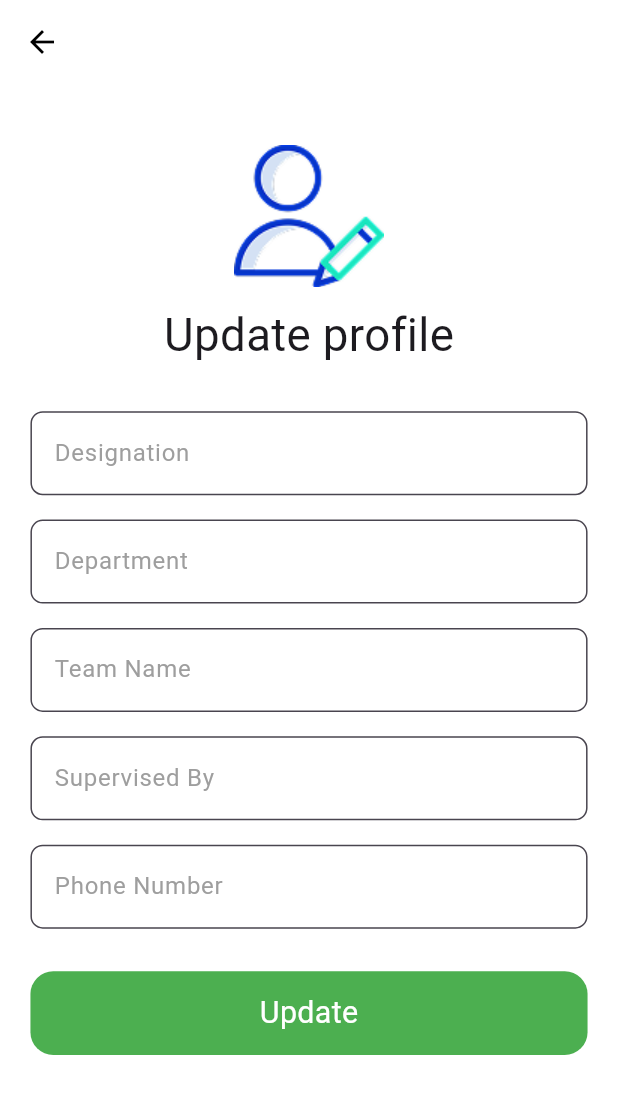
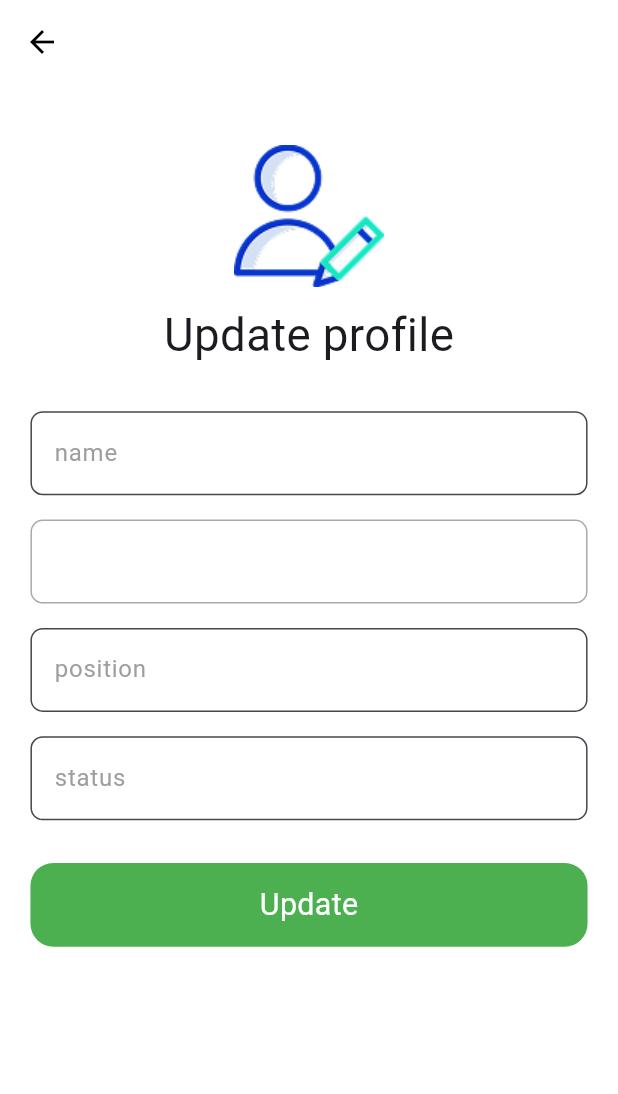
Before and after one commit to Avesh6754/emp_management_project, a Flutter app: the UpdateProfileScreen screen opened by its route, on a phone screen of 412 x 824 dp. Shown: the top 1094 px of the screen. Run offline on Flutter 3.47's test engine with Material 3 defaults, Android fonts, the phone set to English and light mode, and no system bars; our stand-ins replace auto_size_text, cloud_firestore, firebase_auth, firebase_core, flutter_screenutil, geocoding and 5 more; accounts and stored records are empty.

Commit message:
deep 3 23

```diff
--- a/lib/controller/auth_controller.dart
+++ b/lib/controller/auth_controller.dart
@@ -7,6 +7,7 @@ class AuthController extends ChangeNotifier {
   var txtEmail = TextEditingController();
   var txtPassword = TextEditingController();
   var txtRoll = TextEditingController();
+  var txtStatus = TextEditingController();
   String name = '';
 
   List<EmployeeRequest> employeeRequestList = [];
--- a/lib/modal/employee_request.dart
+++ b/lib/modal/employee_request.dart
@@ -1,57 +1,41 @@
-// class EmployeeRequest {
-//   String id;
-//   String name;
-//   String email;
-//   String department;
-//   String position;
-//   // double latitude;
-//   // double longitude;
-//   String status; // Pending, Approved, Rejected
-//   DateTime requestedAt;
-//
-//   EmployeeRequest({
-//     required this.id,
-//     required this.name,
-//     required this.email,
-//     required this.department,
-//     required this.position,
-//     // required this.latitude,
-//     // required this.longitude,
-//     required this.status,
-//     required this.requestedAt,
-//   });
-//
-//   // Convert EmployeeRequest object to FireStore Map
-//   Map<String, dynamic> toMap() {
-//     return {
-//       'name': name,
-//       'email': email,
-//       'department': department,
-//       'position': position,
-//       // 'location': {
-//       //   'latitude': latitude,
-//       //   'longitude': longitude,
-//       // },
-//       'status': status,
-//       'requestedAt': requestedAt.toIso8601String(),
-//     };
-//   }
-//
-//   // Create EmployeeRequest object from FireStore Map
-//   factory EmployeeRequest.fromMap(Map<String, dynamic> map, String id) {
-//     return EmployeeRequest(
-//       id: id,
-//       name: map['name'] ?? '',
-//       email: map['email'] ?? '',
-//       department: map['department'] ?? '',
-//       position: map['position'] ?? '',
-//       // latitude: (map['location']?['latitude'] ?? 0.0).toDouble(),
-//       // longitude: (map['location']?['longitude'] ?? 0.0).toDouble(),
-//       status: map['status'] ?? 'Pending',
-//       requestedAt: DateTime.parse(map['requestedAt'] ?? DateTime.now().toIso8601String()),
-//     );
-//   }
-// }
+class AddDetails {
+  // String id;
+  String name;
+  String email;
+  String position;
+  String status;
+  String date;
+
+  AddDetails({
+    required this.date,
+    required this.name,
+    required this.email,
+    required this.position,
+    required this.status,
+  });
+
+  // Convert EmployeeRequest object to FireStore Map
+  static Map<String, Object?> toMap(AddDetails details) {
+    return {
+      'date': details.date,
+      'name': details.name,
+      'email': details.email,
+      'position': details.position,
+      'status': details.status,
+    };
+  }
+
+  // Create EmployeeRequest object from FireStore Map
+  factory AddDetails.fromMap(Map m1) {
+    return AddDetails(
+      date: m1['date'],
+      name: m1['name'],
+      email: m1['email'],
+      position: m1['position'],
+      status: m1['status'],
+    );
+  }
+}
 
 class EmployeeRequest {
   String? email, name, password, status;
--- a/lib/services/add_fire_store_attendwnce.dart
+++ b/lib/services/add_fire_store_attendwnce.dart
@@ -33,6 +33,7 @@ class AddFireStoreAttendance {
       "status": status
     });
   }
+
   Future<void> updateAttendanceCheckOut({
     required String email,
     required String address,
--- a/lib/views/authh/admin_signin.dart
+++ b/lib/views/authh/admin_signin.dart
@@ -98,7 +98,8 @@ class AdminSignin extends StatelessWidget {
                             text: ' Sign Up',
                             style: GoogleFonts.roboto(
                                 color: greenColor, fontSize: 15.sp))
-                        ]),
+                      ],
+                    ),
                   ),
                 ),
               ),
--- a/lib/views/edit_profile_page.dart
+++ b/lib/views/edit_profile_page.dart
@@ -1,11 +1,19 @@
+import 'package:emp_management/controller/auth_controller.dart';
+import 'package:emp_management/modal/employee_request.dart';
+import 'package:emp_management/services/auth_services.dart';
+import 'package:emp_management/services/collection_of_attendance.dart';
 import 'package:flutter/cupertino.dart';
 import 'package:flutter/material.dart';
 import 'package:flutter_screenutil/flutter_screenutil.dart';
 import 'package:google_fonts/google_fonts.dart';
+import 'package:provider/provider.dart';
 
 class UpdateProfileScreen extends StatelessWidget {
   @override
   Widget build(BuildContext context) {
+    var providerTrue = Provider.of<AuthController>(context, listen: true);
+    var providerFalse = Provider.of<AuthController>(context, listen: false);
+
     return Scaffold(
       backgroundColor: Colors.white,
       appBar: AppBar(
@@ -16,6 +24,7 @@ class UpdateProfileScreen extends StatelessWidget {
       ),
       body: Padding(
         padding: EdgeInsets.all(20.0.r),
+        child: SingleChildScrollView(
           child: Column(
             crossAxisAlignment: CrossAxisAlignment.center,
             children: [
@@ -31,13 +40,29 @@ class UpdateProfileScreen extends StatelessWidget {
                 ),
               ),
               SizedBox(height: 20.h),
-            _buildTextField("Designation"),
-            _buildTextField("Department"),
-            _buildTextField("Team Name"),
-            _buildTextField("Supervised By"),
-            _buildTextField("Phone Number"),
+              _buildTextField("name", providerTrue.txtName, true),
+              _buildTextField(
+                  AuthServices.authServices.currentUser()!.email.toString(),
+                  TextEditingController(),
+                  false),
+              _buildTextField("position", providerTrue.txtRoll, true),
+              _buildTextField("status", providerTrue.txtStatus, true),
               SizedBox(height: 20.h),
-            Container(
+              GestureDetector(
+                onTap: () {
+                  AddDetails add = AddDetails(
+                    date:
+                        "${DateTime.now().day}/${DateTime.now().month}/${DateTime.now().year}",
+                    name: providerTrue.txtName.text,
+                    email: AuthServices.authServices.currentUser()!.email!,
+                    position: providerTrue.txtRoll.text,
+                    status: providerTrue.txtStatus.text,
+                  );
+
+                  CollectionOfAttendance.collectionAttendance.addDetails(add,
+                      "${DateTime.now().day}/${DateTime.now().month}/${DateTime.now().year}");
+                },
+                child: Container(
                   height: 55.h,
                   width: double.infinity,
                   decoration: BoxDecoration(
@@ -47,19 +72,23 @@ class UpdateProfileScreen extends StatelessWidget {
                   child: Text(
                     'Update',
                     style: GoogleFonts.roboto(
-                    textStyle: TextStyle(color: Colors.white, fontSize: 20.sp)),
+                        textStyle:
+                            TextStyle(color: Colors.white, fontSize: 20.sp)),
+                  ),
                 ),
               ),
             ],
           ),
         ),
+      ),
     );
   }
 
-  Widget _buildTextField(String hintText) {
+  Widget _buildTextField(String hintText, var controller, bool enabled) {
     return Padding(
       padding: EdgeInsets.symmetric(vertical: 8.0.h),
       child: TextField(
+        controller: (enabled) ? null : controller,
         decoration: InputDecoration(
           hintText: hintText,
           hintStyle:
@@ -71,6 +100,7 @@ class UpdateProfileScreen extends StatelessWidget {
           filled: true,
           fillColor: Colors.white,
         ),
+        enabled: enabled,
       ),
     );
   }
```
Also changed, not shown: lib/services/collection_of_attendance.dart (+12 -1 lines), lib/views/admin/drawer_page.dart (+39 -30 lines), lib/views/home_page.dart (+6 -36 lines). Lines whose indentation alone changed are shown as unchanged.
